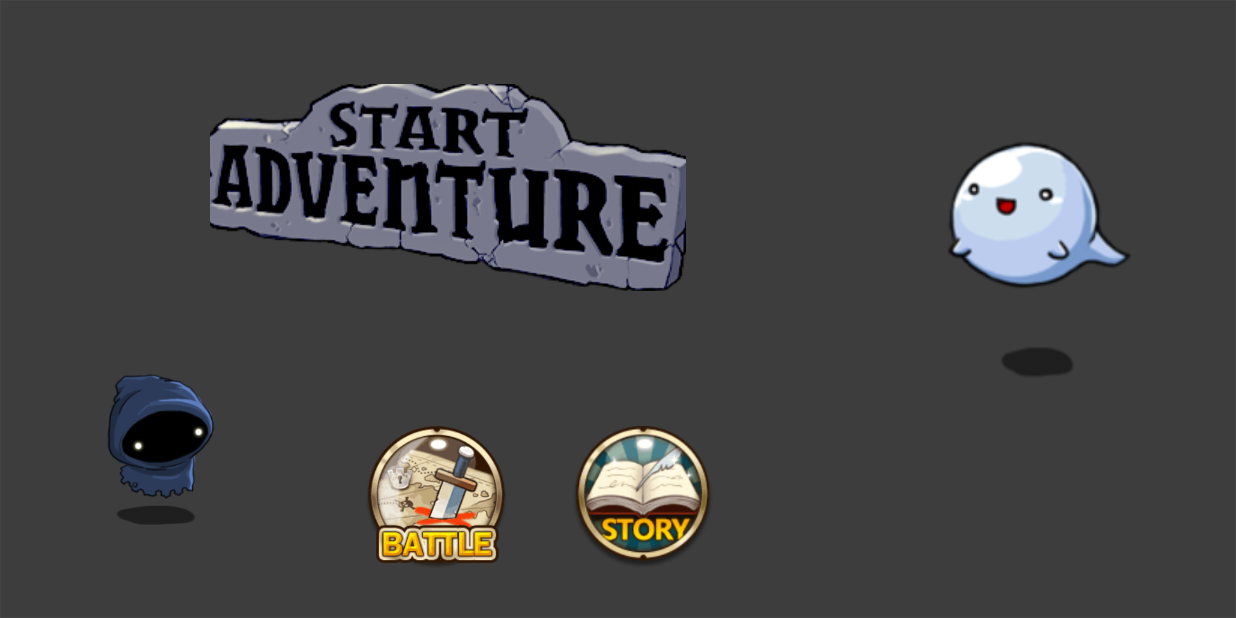
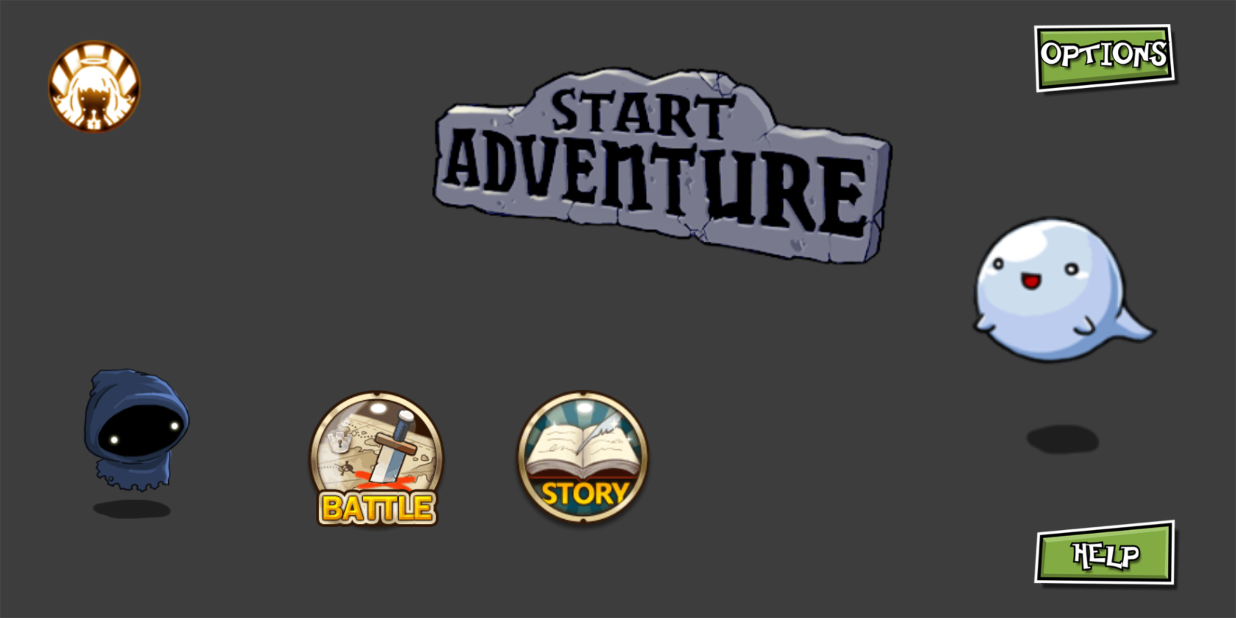
Before and after one commit to Sujia2019/sccProject, an Android app: the screen it shows after launch (GameHallActivity), after a tap on "start the game", on a phone screen of 824 x 412 dp (held sideways). Run offline under Robolectric (Android 15) with nearby library versions, the phone set to English and light mode, and no system bars.

Commit message:
好可爱的小幽灵。。。

```diff
--- a/app/src/main/java/com/example/sccproject/GameHallActivity.java
+++ b/app/src/main/java/com/example/sccproject/GameHallActivity.java
@@ -1,23 +1,23 @@
 package com.example.sccproject;
 
 import android.annotation.SuppressLint;
-
 import android.content.Intent;
 import android.os.Bundle;
+import android.os.Handler;
+import android.os.Message;
 import android.support.annotation.Nullable;
 import android.support.v4.app.Fragment;
 import android.support.v4.app.FragmentManager;
 import android.support.v7.app.AppCompatActivity;
-import android.view.View;
 import android.view.animation.AlphaAnimation;
 import android.view.animation.Animation;
 import android.view.animation.LinearInterpolator;
-import android.widget.Button;
 import android.widget.ImageButton;
 
 import com.example.sccproject.fragment.FirstFragment;
 import com.example.sccproject.fragment.GameFragment;
 import com.example.sccproject.music.MusicServer;
+import com.example.sccproject.net.NettyClient;
 
 
 /**
@@ -28,6 +28,8 @@ public class GameHallActivity extends AppCompatActivity {
 
     private static FragmentManager fm ;
     private ImageButton btn ;
+    private NettyClient nettyClient;
+    private static boolean isNetOk = false;
 
 
     @SuppressLint("CommitTransaction")
@@ -44,14 +46,18 @@ public class GameHallActivity extends AppCompatActivity {
         animation.setRepeatMode(Animation.REVERSE);
 
         setContentView(R.layout.layout_main);
+        fm = getSupportFragmentManager();
 
-        fm = getSupportFragmentManager();
-        Fragment fragment = fm.findFragmentById(R.id.layout_container);
-        if(fragment == null){
-            fragment = new FirstFragment();
-            //first
-            fm.beginTransaction().add(R.id.layout_container,fragment).commit();
-        }
+        //开启客户端线程
+//        new Thread(new Runnable() {
+//            @Override
+//            public void run() {
+//                nettyClient = new NettyClient("localhost",8888);
+////                isNetOk = true;
+//            }
+//        }).start();
+
+        createFragment();
 
 
     }
@@ -59,4 +65,17 @@ public class GameHallActivity extends AppCompatActivity {
     public static void replaceFragment(){
         fm.beginTransaction().replace(R.id.layout_container,new GameFragment()).commit();
     }
+
+    public static void createFragment(){
+        Fragment fragment = fm.findFragmentById(R.id.layout_container);
+        if(fragment == null){
+            fragment = new FirstFragment();
+            //first
+            fm.beginTransaction().add(R.id.layout_container,fragment).commit();
+        }
+    }
+
+
+
+
 }
--- a/app/src/main/java/com/example/sccproject/fragment/FirstFragment.java
+++ b/app/src/main/java/com/example/sccproject/fragment/FirstFragment.java
@@ -10,7 +10,6 @@ import android.view.ViewGroup;
 import android.view.animation.AlphaAnimation;
 import android.view.animation.Animation;
 import android.view.animation.LinearInterpolator;
-import android.widget.Button;
 import android.widget.ImageButton;
 
 import com.example.sccproject.GameHallActivity;
--- a/app/src/main/java/com/example/sccproject/fragment/GameFragment.java
+++ b/app/src/main/java/com/example/sccproject/fragment/GameFragment.java
@@ -1,33 +1,63 @@
 package com.example.sccproject.fragment;
 
-import android.content.Intent;
 import android.os.Bundle;
-import android.support.annotation.Nullable;
 import android.support.v4.app.Fragment;
 import android.view.LayoutInflater;
 import android.view.View;
 import android.view.ViewGroup;
+import android.widget.ImageView;
 
 import com.example.sccproject.R;
-import com.example.sccproject.music.MusicServer;
+
+import java.util.concurrent.Executors;
+import java.util.concurrent.ScheduledExecutorService;
+import java.util.concurrent.TimeUnit;
 
 /**
  * Created by alienware on 2020/4/10.
  */
 
 public class GameFragment extends Fragment {
-
+    private ImageView soul ;
+    private int currentSoul = 0;
+    private int[] souls = new int[]{R.drawable.soul1,R.drawable.soul3,R.drawable.soul2};
+    private ScheduledExecutorService service ;
     public GameFragment(){
 
+    }
+
+    @Override
+    public void onStart() {
+        super.onStart();
+        service = Executors.newSingleThreadScheduledExecutor();
+        service.scheduleWithFixedDelay(new ChangeViewTask(),500,500, TimeUnit.MILLISECONDS);
     }
 
     @Override
     public View onCreateView(LayoutInflater inflater, ViewGroup container,
                              Bundle savedInstanceState){
         View view = inflater.inflate(R.layout.fragment_game,container,false);
+        soul = (ImageView)view.findViewById(R.id.cute_soul);
+//        soul.setImageResource(R.drawable.soul1);
         return view;
     }
 
 
+    private class ChangeViewTask implements Runnable{
+
+        @Override
+        public void run() {
+            currentSoul = (currentSoul+1)%souls.length;
+            soul.setImageResource(souls[currentSoul]);
+        }
+    }
+//
+//    private class UIHandler extends Handler {
+//        @Override
+//        public void handleMessage(Message msg) {
+//            super.handleMessage(msg);
+//        }
+//    }
+
 
 }
--- a/app/src/main/res/layout/fragment_game.xml
+++ b/app/src/main/res/layout/fragment_game.xml
@@ -14,62 +14,108 @@
 
         <ImageView
             android:id="@+id/cute_soul"
-            android:layout_width="195dp"
-            android:layout_height="236dp"
-            android:layout_marginBottom="148dp"
-            android:layout_marginEnd="36dp"
-            android:contentDescription="soul"
+            android:layout_width="201dp"
+            android:layout_height="240dp"
+            android:layout_marginBottom="96dp"
+            android:layout_marginEnd="16dp"
+            android:contentDescription="@string/soul"
             app:layout_constraintBottom_toBottomOf="parent"
             app:layout_constraintEnd_toEndOf="parent"
             app:srcCompat="@drawable/soul3"
-            android:layout_marginRight="36dp" />
+            android:layout_marginRight="16dp" />
 
         <ImageView
             android:id="@+id/cute_gost"
             android:layout_width="154dp"
             android:layout_height="163dp"
-            android:layout_marginBottom="32dp"
-            android:layout_marginStart="32dp"
-            android:contentDescription="TODO"
+            android:layout_marginBottom="36dp"
+            android:layout_marginStart="16dp"
+            android:contentDescription="@string/todo"
             app:layout_constraintBottom_toBottomOf="parent"
             app:layout_constraintStart_toStartOf="parent"
-            app:srcCompat="@drawable/gost" />
+            app:srcCompat="@drawable/gost"
+            android:layout_marginLeft="16dp" />
 
         <ImageButton
             android:id="@+id/start_adventure"
-            android:layout_width="317dp"
-            android:layout_height="138dp"
-            android:layout_marginStart="140dp"
-            android:layout_marginTop="56dp"
+            android:layout_width="314dp"
+            android:layout_height="136dp"
+            android:layout_marginEnd="8dp"
+            android:layout_marginTop="44dp"
             android:background="#00FF0000"
-            app:layout_constraintStart_toStartOf="parent"
+            android:scaleType="fitCenter"
+            app:layout_constraintEnd_toStartOf="@+id/cute_soul"
             app:layout_constraintTop_toTopOf="parent"
-            app:srcCompat="@drawable/startgame" />
+            app:srcCompat="@drawable/startgame"
+            android:layout_marginRight="8dp"
+            android:contentDescription="@string/migong" />
 
         <ImageButton
             android:id="@+id/battle"
             android:layout_width="98dp"
             android:layout_height="96dp"
-            android:layout_marginBottom="32dp"
-            android:layout_marginStart="56dp"
+            android:layout_marginBottom="56dp"
+            android:layout_marginStart="32dp"
             android:background="#00FF0000"
             android:scaleType="fitCenter"
             app:layout_constraintBottom_toBottomOf="parent"
             app:layout_constraintStart_toEndOf="@+id/cute_gost"
-            app:srcCompat="@drawable/battle" />
+            app:srcCompat="@drawable/battle"
+            android:layout_marginLeft="32dp"
+            android:contentDescription="@string/fight" />
 
         <ImageButton
             android:id="@+id/story"
             android:layout_width="97dp"
             android:layout_height="96dp"
-            android:layout_marginBottom="32dp"
+            android:layout_marginBottom="56dp"
             android:layout_marginStart="40dp"
             android:background="#00FF0000"
+            android:contentDescription="@string/story"
             android:scaleType="fitCenter"
             app:layout_constraintBottom_toBottomOf="parent"
             app:layout_constraintStart_toEndOf="@+id/battle"
             app:srcCompat="@drawable/story" />
 
+        <ImageView
+            android:id="@+id/player_head"
+            android:layout_width="125dp"
+            android:layout_height="126dp"
+            android:layout_marginBottom="104dp"
+            android:contentDescription="@string/head"
+            android:scaleType="fitCenter"
+            app:layout_constraintBottom_toTopOf="@+id/cute_gost"
+            app:layout_constraintStart_toStartOf="parent"
+            app:srcCompat="@drawable/braveheart" />
+
+        <ImageButton
+            android:id="@+id/help"
+            android:layout_width="140dp"
+            android:layout_height="50dp"
+            android:layout_marginBottom="16dp"
+            android:layout_marginEnd="16dp"
+            android:background="#00FF0000"
+            android:scaleType="fitCenter"
+            app:layout_constraintBottom_toBottomOf="parent"
+            app:layout_constraintEnd_toEndOf="parent"
+            app:srcCompat="@drawable/help"
+            android:layout_marginRight="16dp"
+            android:contentDescription="@string/helpp" />
+
+        <ImageButton
+            android:id="@+id/options"
+            android:layout_width="140dp"
+            android:layout_height="50dp"
+            android:layout_marginEnd="16dp"
+            android:layout_marginTop="16dp"
+            android:background="#00FF0000"
+            android:scaleType="fitCenter"
+            app:layout_constraintEnd_toEndOf="parent"
+            app:layout_constraintTop_toTopOf="parent"
+            app:srcCompat="@drawable/option"
+            android:layout_marginRight="16dp"
+            android:contentDescription="@string/options_button" />
+
     </android.support.constraint.ConstraintLayout>
 
 </FrameLayout>
--- a/app/src/main/res/values/strings.xml
+++ b/app/src/main/res/values/strings.xml
@@ -10,4 +10,12 @@
     <string name="jianjie">游戏简介：走迷宫是一款益智类经典小游戏</string>
     <string name="opration">操作说明：通过屏幕下方4个方向键控制行走路线，只要将小红点从左上角移动到右下角就视为成功闯关。同时还提供了循环播放背景音乐，左下角的按键可以播放背景音乐，右下角的按键可以暂停背景音乐的播放。</string>
     <string name="go">start the game</string>
+    <string name="todo">little_goast</string>
+    <string name="soul">little_soul</string>
+    <string name="migong">TODO</string>
+    <string name="fight">fight</string>
+    <string name="story">back_story</string>
+    <string name="options_button">setting</string>
+    <string name="helpp">helpp</string>
+    <string name="head">head</string>
 </resources>
--- a/build.gradle
+++ b/build.gradle
@@ -5,7 +5,7 @@ buildscript {
     repositories {
         google()
         jcenter()
-        maven{ url 'http://central.maven.org/maven2/'}
+        maven{ url 'http://maven.aliyun.com/nexus/content/groups/public/'}
     }
     dependencies {
         classpath 'com.android.tools.build:gradle:3.0.0'
@@ -18,6 +18,7 @@ buildscript {
 
 allprojects {
     repositories {
+        maven{ url 'http://maven.aliyun.com/nexus/content/groups/public/'}
         google()
         jcenter()
     }
```
Also changed, not shown: app/build.gradle (+17 -5 lines), app/src/main/AndroidManifest.xml (+7 -0 lines), app/src/main/java/com/example/sccproject/model/Message.java (added, +36 -0 lines), app/src/main/java/com/example/sccproject/net/NettyClient.java (added, +77 -0 lines), app/src/main/java/com/example/sccproject/net/SimpleClientHandler.java (added, +20 -0 lines), app/src/main/java/com/example/sccproject/net/serializer/GsonSerializer.java (added, +29 -0 lines), app/src/main/java/com/example/sccproject/net/serializer/NettyDecoder.java (added, +45 -0 lines), app/src/main/java/com/example/sccproject/net/serializer/NettyEncoder.java (added, +28 -0 lines), app/src/main/java/com/example/sccproject/net/serializer/Serializer.java (added, +38 -0 lines), app/src/main/java/com/example/sccproject/util/AnimationUtils.java (added, +67 -0 lines), app/src/main/res/drawable-v24/braveheart.png (added), app/src/main/res/drawable-v24/friend.png (added), app/src/main/res/drawable-v24/help.png (added), app/src/main/res/drawable-v24/option.png (added).
